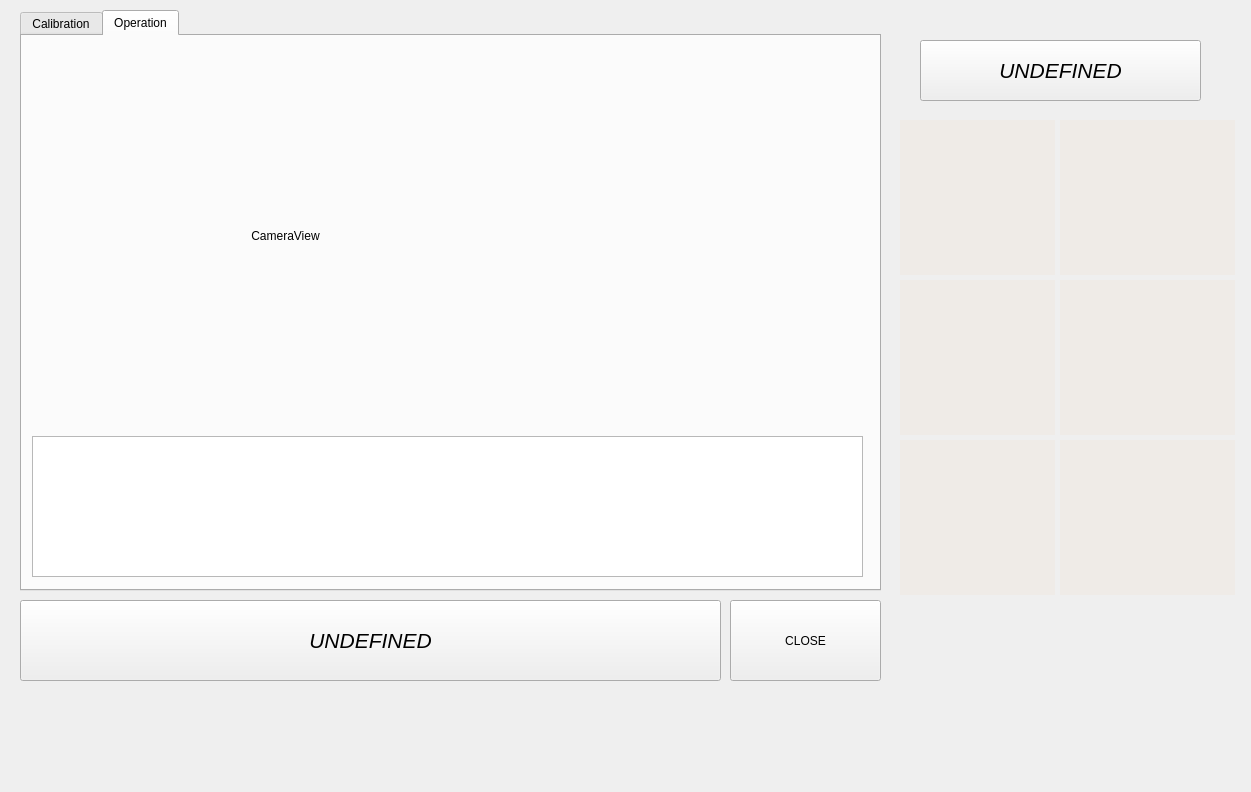
dgitz/DriverStation, file DriverStation/mainwindow.ui: the form before one commit.
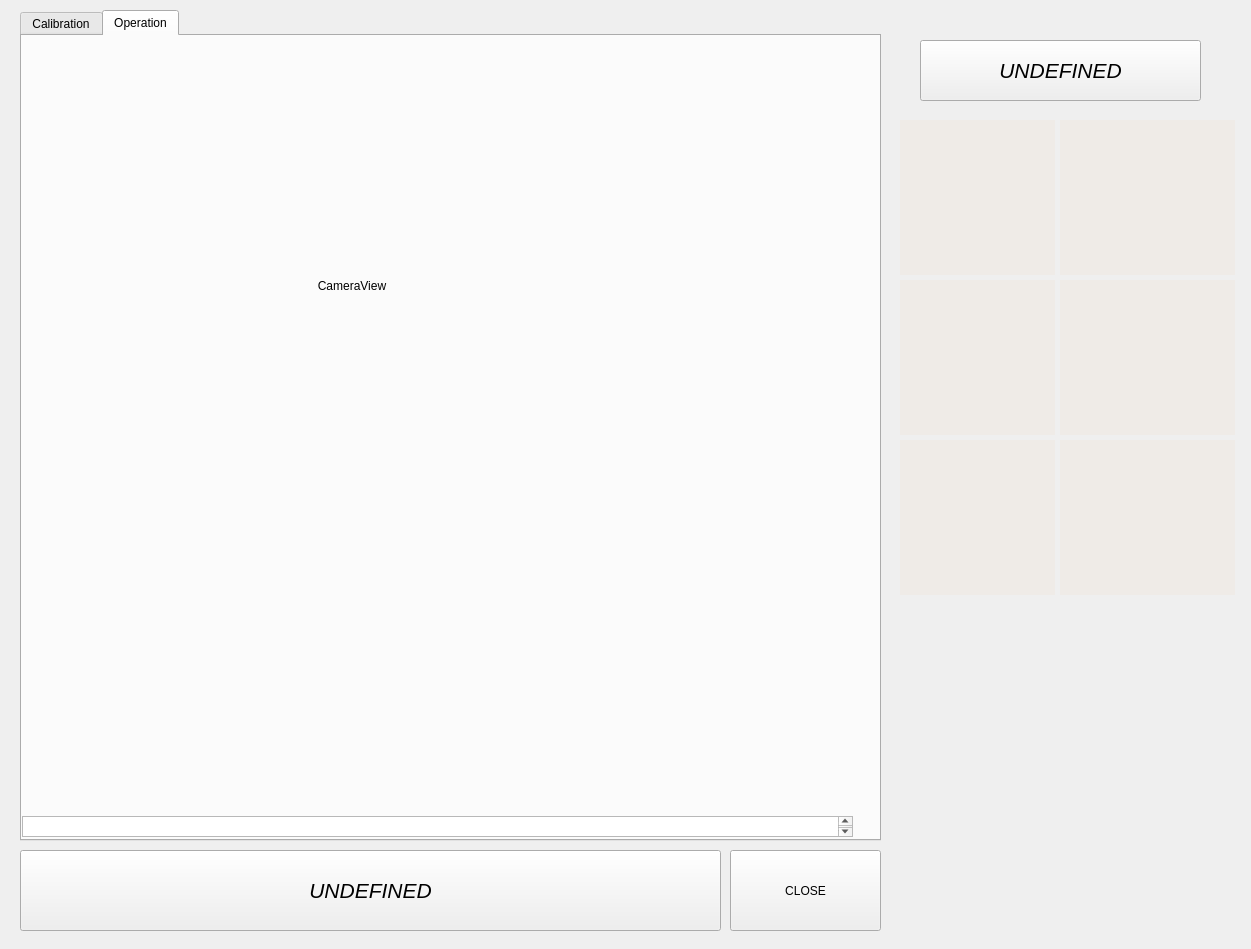
The form after the commit.

Commit message: Finally figured out how to show color video from raspberry pi on GUI.  Committing now so I can preserve this.

Patch:
```diff
--- a/DriverStation/mainwindow.ui
+++ b/DriverStation/mainwindow.ui
@@ -7,7 +7,7 @@
     <x>0</x>
     <y>0</y>
     <width>1251</width>
-    <height>792</height>
+    <height>949</height>
    </rect>
   </property>
   <property name="windowTitle">
@@ -18,7 +18,7 @@
     <property name="geometry">
      <rect>
       <x>730</x>
-      <y>600</y>
+      <y>850</y>
       <width>151</width>
       <height>81</height>
      </rect>
@@ -33,7 +33,7 @@
       <x>20</x>
       <y>10</y>
       <width>861</width>
-      <height>581</height>
+      <height>831</height>
      </rect>
     </property>
     <property name="currentIndex">
@@ -1133,12 +1133,15 @@
       <string>Operation</string>
      </attribute>
      <widget class="QTextBrowser" name="tInfo">
+      <property name="enabled">
+       <bool>true</bool>
+      </property>
       <property name="geometry">
        <rect>
-        <x>10</x>
-        <y>400</y>
+        <x>0</x>
+        <y>780</y>
         <width>831</width>
-        <height>141</height>
+        <height>21</height>
        </rect>
       </property>
      </widget>
@@ -1147,8 +1150,8 @@
        <rect>
         <x>10</x>
         <y>10</y>
-        <width>507</width>
-        <height>380</height>
+        <width>640</width>
+        <height>480</height>
        </rect>
       </property>
       <property name="text">
@@ -1164,7 +1167,7 @@
     <property name="geometry">
      <rect>
       <x>20</x>
-      <y>600</y>
+      <y>850</y>
       <width>701</width>
       <height>81</height>
      </rect>
```
The commit also changes 5 other files.
